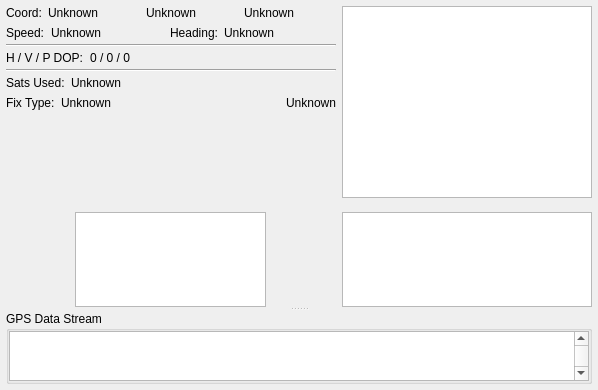
Old version of the form ground/gcs/src/plugins/gpsdisplay/gpsdisplaywidget.ui in the repository d-ronin/dRonin.
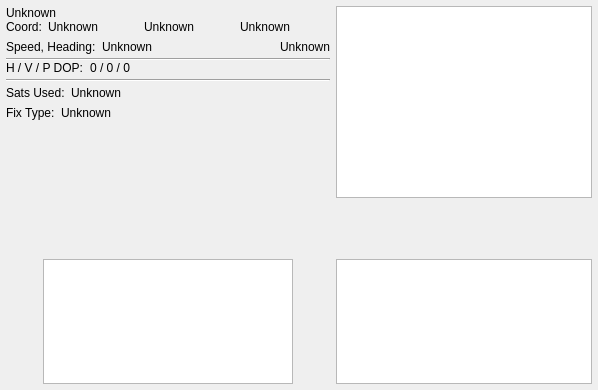
New version of the form. Custom widgets are drawn as their Qt base class.

Commit message:
gpsdisplaywidget: remove message box
(Nothing went to the message box).

Make useful parts bigger.

Patch:
```diff
--- a/ground/gcs/src/plugins/gpsdisplay/gpsdisplaywidget.ui
+++ b/ground/gcs/src/plugins/gpsdisplay/gpsdisplaywidget.ui
@@ -53,6 +53,13 @@
          <property name="spacing">
           <number>0</number>
          </property>
+         <item>
+          <widget class="QLabel" name="time_value">
+           <property name="text">
+            <string>Unknown</string>
+           </property>
+          </widget>
+         </item>
          <item>
           <layout class="QHBoxLayout" name="infoHorizontalLayout1" stretch="0,0,1,0,1,0,1">
            <property name="spacing">
@@ -153,14 +160,14 @@
           </spacer>
          </item>
          <item>
-          <layout class="QHBoxLayout" name="infoHorizontalLayout2" stretch="0,0,1,0,0,0,1">
+          <layout class="QHBoxLayout" name="infoHorizontalLayout2" stretch="0,0,1,0,0">
            <property name="spacing">
             <number>0</number>
            </property>
            <item>
             <widget class="QLabel" name="speed_label">
              <property name="text">
-              <string>Speed:</string>
+              <string>Speed, Heading:</string>
              </property>
             </widget>
            </item>
@@ -206,29 +213,6 @@
              </property>
             </spacer>
            </item>
-           <item>
-            <widget class="QLabel" name="bear_label">
-             <property name="text">
-              <string>Heading:</string>
-             </property>
-            </widget>
-           </item>
-           <item>
-            <spacer name="horizontalSpacer_8">
-             <property name="orientation">
-              <enum>Qt::Horizontal</enum>
-             </property>
-             <property name="sizeType">
-              <enum>QSizePolicy::Minimum</enum>
-             </property>
-             <property name="sizeHint" stdset="0">
-              <size>
-               <width>6</width>
-               <height>0</height>
-              </size>
-             </property>
-            </spacer>
-           </item>
            <item>
             <widget class="QLabel" name="bear_value">
              <property name="text">
@@ -261,22 +245,6 @@
            </property>
           </widget>
          </item>
-         <item>
-          <spacer name="verticalSpacer_6">
-           <property name="orientation">
-            <enum>Qt::Vertical</enum>
-           </property>
-           <property name="sizeType">
-            <enum>QSizePolicy::Preferred</enum>
-           </property>
-           <property name="sizeHint" stdset="0">
-            <size>
-             <width>20</width>
-             <height>4</height>
-            </size>
-           </property>
-          </spacer>
-         </item>
          <item>
           <layout class="QHBoxLayout" name="infoHorizontalLayout3" stretch="0,0,1">
            <item>
@@ -404,7 +372,7 @@
           </spacer>
          </item>
          <item>
-          <layout class="QHBoxLayout" name="infoHorizontalLayout5" stretch="0,0,1,0,0">
+          <layout class="QHBoxLayout" name="infoHorizontalLayout5" stretch="0,0,1,0">
            <property name="spacing">
             <number>0</number>
            </property>
@@ -454,13 +422,6 @@
              </property>
             </spacer>
            </item>
-           <item>
-            <widget class="QLabel" name="time_value">
-             <property name="text">
-              <string>Unknown</string>
-             </property>
-            </widget>
-           </item>
           </layout>
          </item>
          <item>
@@ -502,8 +463,8 @@
            </property>
            <property name="maximumSize">
             <size>
-             <width>191</width>
-             <height>95</height>
+             <width>250</width>
+             <height>125</height>
             </size>
            </property>
            <property name="acceptDrops">
@@ -529,8 +490,8 @@
         <widget class="GpsSnrWidget" name="gpsSnrWidget">
          <property name="maximumSize">
           <size>
-           <width>250</width>
-           <height>95</height>
+           <width>400</width>
+           <height>125</height>
           </size>
          </property>
          <property name="toolTip">
@@ -555,8 +516,8 @@
           <widget class="GpsConstellationWidget" name="gpsSky">
            <property name="maximumSize">
             <size>
-             <width>250</width>
-             <height>250</height>
+             <width>400</width>
+             <height>400</height>
             </size>
            </property>
            <property name="verticalScrollBarPolicy">
@@ -587,50 +548,6 @@
        </item>
       </layout>
      </widget>
-     <widget class="QGroupBox" name="dataStreamGroupBox">
-      <property name="title">
-       <string>GPS Data Stream</string>
-      </property>
-      <layout class="QVBoxLayout" name="verticalLayout_4">
-       <property name="leftMargin">
-        <number>0</number>
-       </property>
-       <property name="topMargin">
-        <number>0</number>
-       </property>
-       <property name="rightMargin">
-        <number>0</number>
-       </property>
-       <property name="bottomMargin">
-        <number>0</number>
-       </property>
-       <item>
-        <widget class="QTextBrowser" name="textBrowser">
-         <property name="sizePolicy">
-          <sizepolicy hsizetype="Expanding" vsizetype="Ignored">
-           <horstretch>0</horstretch>
-           <verstretch>0</verstretch>
-          </sizepolicy>
-         </property>
-         <property name="minimumSize">
-          <size>
-           <width>0</width>
-           <height>50</height>
-          </size>
-         </property>
-         <property name="verticalScrollBarPolicy">
-          <enum>Qt::ScrollBarAlwaysOn</enum>
-         </property>
-         <property name="lineWrapMode">
-          <enum>QTextEdit::WidgetWidth</enum>
-         </property>
-         <property name="acceptRichText">
-          <bool>false</bool>
-         </property>
-        </widget>
-       </item>
-      </layout>
-     </widget>
     </widget>
    </item>
   </layout>
```
The commit also changes 5 other files.
